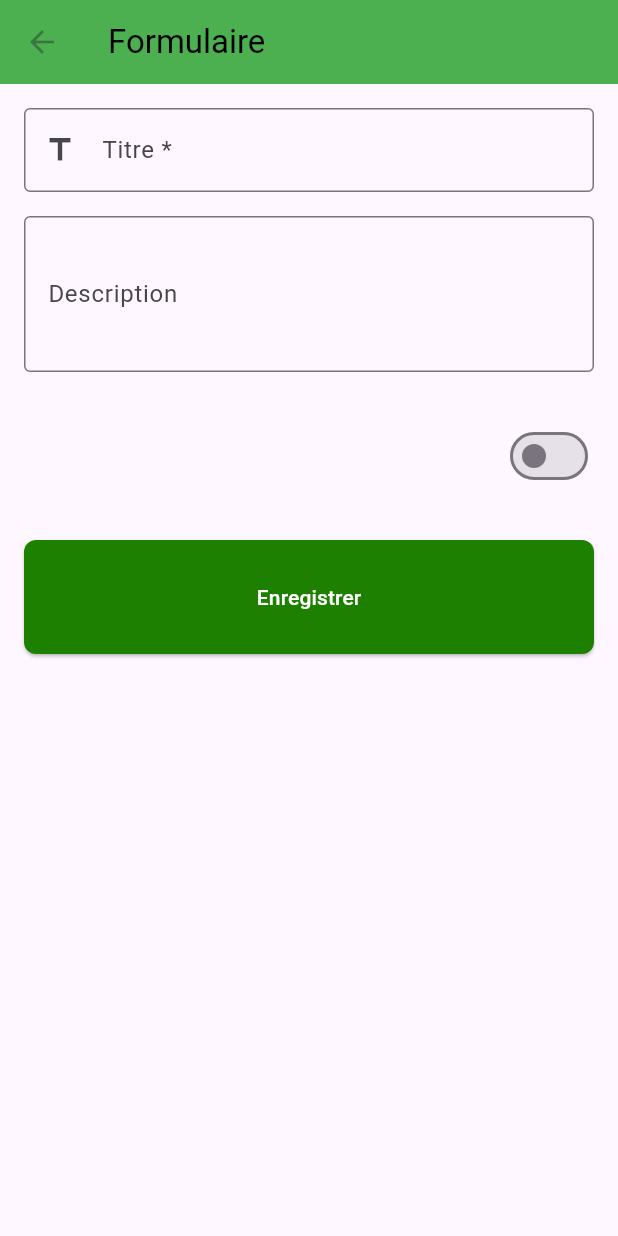
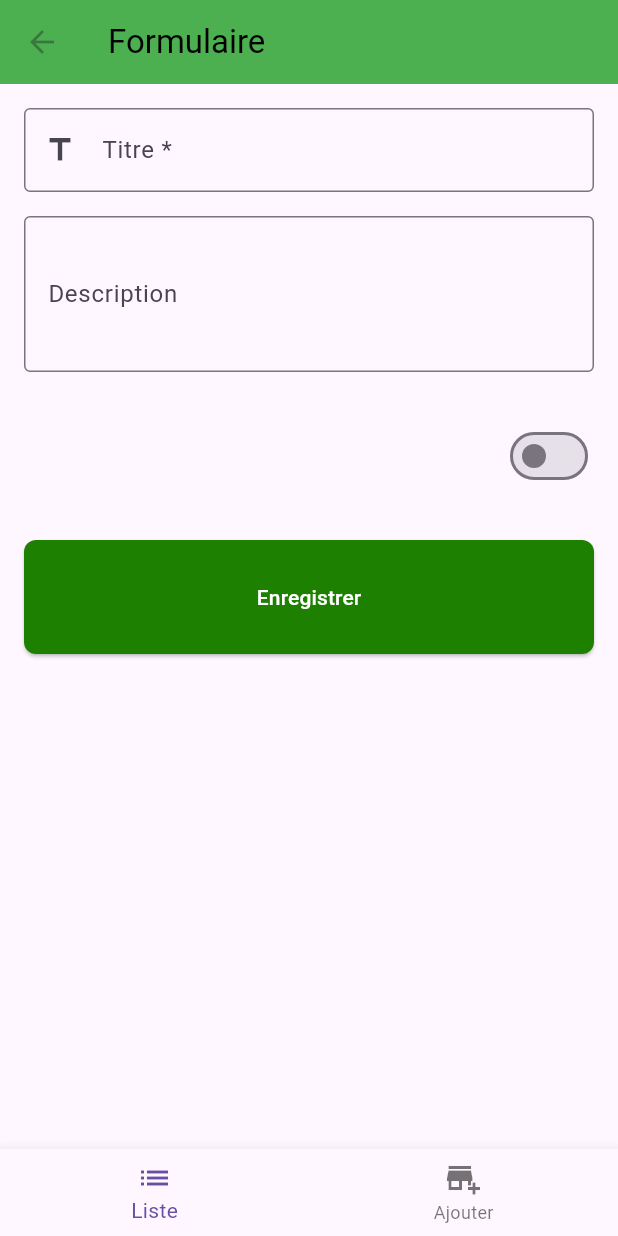
Before and after one commit to henocn/flutter-basis, a Flutter app: the screen it shows after launch, after a tap on the "edit" icon, on a phone screen of 412 x 824 dp. Run offline on Flutter 3.47's test engine with Material 3 defaults, Android fonts, the light colour scheme and no system bars.

Commit message:
Toggle des pages

```diff
--- a/lib/screens/task_form_screen.dart
+++ b/lib/screens/task_form_screen.dart
@@ -132,6 +132,21 @@ class _TaskFormScreenState extends State<TaskFormScreen> {
           ),
         ),
       ),
+
+      bottomNavigationBar: BottomNavigationBar(
+        onTap: (int index) => {
+          if(index == 0) {
+            Navigator.pushNamed(context, "/")
+          }
+        },
+        items: [
+          BottomNavigationBarItem(icon: Icon(Icons.list), label: "Liste"),
+          BottomNavigationBarItem(
+            icon: Icon(Icons.add_business),
+            label: "Ajouter",
+          ),
+        ],
+      ),
     );
   }
 }
```
Also changed, not shown: lib/screens/task_list_screen.dart (+6 -25 lines).
